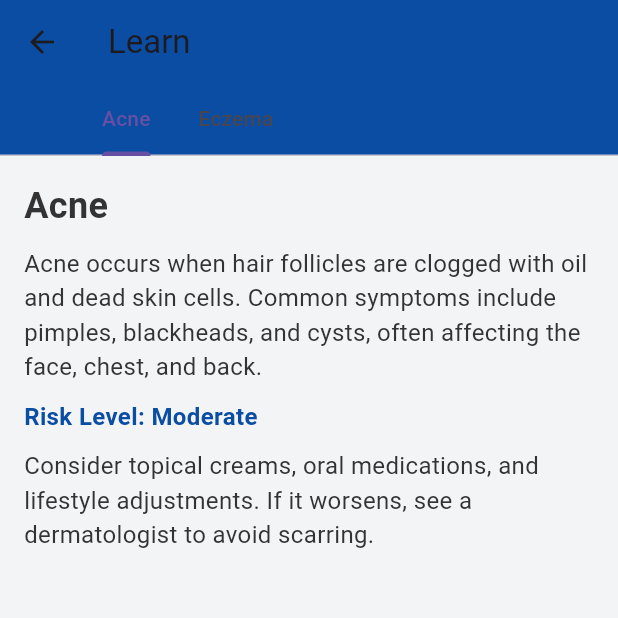
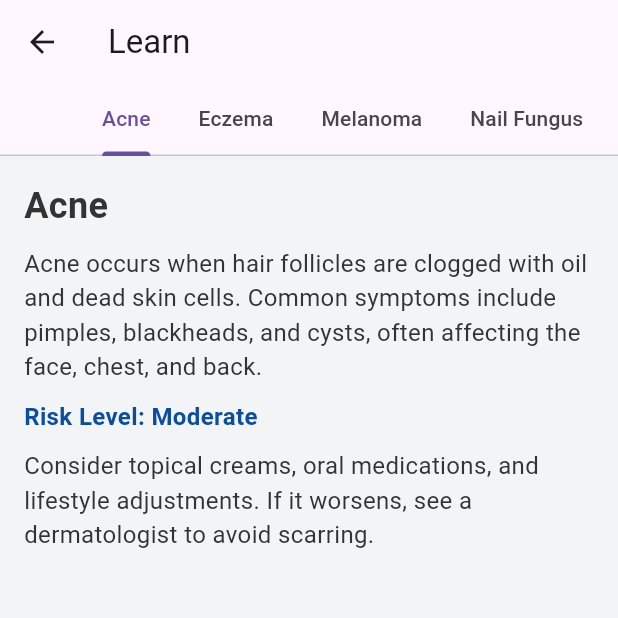
Before and after one commit to bryanz35/SkinDiseaseApp, a Flutter app: the LearnPage screen opened directly, on a phone screen of 412 x 824 dp, the top half of it. Run offline on Flutter 3.47's test engine with Material 3 defaults, Android fonts, the phone set to English and light mode, and no system bars; our stand-ins replace camera; missing offline and left inert: flutter_pytorch.

Commit message:
fix chatgpts nasty stuff

```diff
--- a/lib/learn.dart
+++ b/lib/learn.dart
@@ -18,6 +18,70 @@ class LearnPage extends StatelessWidget {
       'advice':
           'Use moisturizers and avoid irritants. Consult a healthcare provider for stronger topical medications if needed.'
     },
+    {
+      'title': 'Melanoma',
+      'description':
+      'Melanoma is the most dangerous form of skin cancer, characterized by unusual moles or dark pigmented lesions. Early detection is crucial.',
+      'riskLevel': 'Severe',
+      'advice':
+      'Consult a doctor immediately if you notice changes in moles or new pigmented spots. Early treatment can prevent cancer spread.'
+    },
+    {
+      'title': 'Nail Fungus',
+      'description':
+      'Nail fungus causes thick, discolored nails that may become brittle or crumbly. It can start as a yellow or white spot under the nail.',
+      'riskLevel': 'Moderate',
+      'advice':
+      'Use antifungal creams or oral medication. If persistent, consult a doctor for potential laser treatment or nail removal.'
+    },
+    {
+      'title': 'Psoriasis',
+      'description':
+      'Psoriasis causes red, scaly patches on the skin due to an overactive immune system. It commonly affects elbows, knees, and the scalp.',
+      'riskLevel': 'Chronic',
+      'advice':
+      'Moisturizers, topical treatments, and lifestyle changes may help. Consult a dermatologist if symptoms persist or worsen.'
+    },
+    {
+      'title': 'Seborrheic Keratoses',
+      'description':
+      'Seborrheic Keratoses are benign growths, usually brown or black, that appear on the skin as people age. They are harmless.',
+      'riskLevel': 'Low',
+      'advice':
+      'No treatment is necessary unless irritated. If you find the growth bothersome, a doctor can remove it through cryotherapy or other methods.'
+    },
+    {
+      'title': 'Bullous Disease',
+      'description':
+      'Bullous diseases are skin conditions characterized by large blisters or bullae. These can be itchy or painful and are often autoimmune.',
+      'riskLevel': 'Severe',
+      'advice':
+      'Consult a dermatologist immediately. Treatment typically involves corticosteroids or immunosuppressants to manage symptoms.'
+    },
+    {
+      'title': 'Hair Loss (Alopecia)',
+      'description':
+      'Alopecia refers to hair loss from the scalp or body. It may result from genetics, stress, or autoimmune disorders.',
+      'riskLevel': 'Chronic',
+      'advice':
+      'Consider consulting a dermatologist. Treatments may include topical medications, oral drugs, or lifestyle changes.'
+    },
+    {
+      'title': 'Vascular Tumor',
+      'description':
+      'Vascular tumors are abnormal growths of blood vessels and can be benign or malignant. They often appear as red or purple lumps.',
+      'riskLevel': 'Varies',
+      'advice':
+      'See a healthcare provider for evaluation. Treatment depends on the type and severity of the tumor.'
+    },
+    {
+      'title': 'Lyme Disease',
+      'description':
+      'A bacterial infection caused by the bite of an infected tick, Lyme disease can cause fever, fatigue, and a distinctive bullseye rash.',
+      'riskLevel': 'Severe',
+      'advice':
+      'See a doctor immediately for antibiotics. Early treatment is key to preventing long-term complications.'
+    },
     // Other diseases...
   ];
 
@@ -28,7 +92,6 @@ class LearnPage extends StatelessWidget {
       child: Scaffold(
         appBar: AppBar(
           title: Text('Learn'),
-          backgroundColor: Color(0xFF0A4DA2), // Deep Blue
           bottom: TabBar(
             isScrollable: true,
             tabs: diseases.map((disease) => Tab(text: disease['title'])).toList(),
--- a/lib/main.dart
+++ b/lib/main.dart
@@ -21,14 +21,12 @@ class MyApp extends StatelessWidget {
       title: 'SkinSpot',
       theme: ThemeData(
         primaryColor: Color(0xFF0A4DA2), // Deep Blue
-        accentColor: Color(0xFF87CEEB),  // Light Blue
         scaffoldBackgroundColor: Color(0xFFF3F4F6), // Light Grey
         textTheme: TextTheme(
-          bodyText2: TextStyle(color: Color(0xFF333333)), // Dark Grey
+          bodyMedium: TextStyle(color: Color(0xFF333333)), // Dark Grey
         ),
         buttonTheme: ButtonThemeData(
           shape: RoundedRectangleBorder(borderRadius: BorderRadius.circular(30)),
-          buttonColor: Color(0xFF0A4DA2), // Deep Blue
         ),
       ),
       home: SplashScreen(),
@@ -98,7 +96,6 @@ class _MyHomePageState extends State<MyHomePage> {
     return Scaffold(
       appBar: AppBar(
         title: Text('SkinSpot', style: TextStyle(fontSize: 30, fontWeight: FontWeight.bold)),
-        backgroundColor: Color(0xFF0A4DA2),
       ),
       body: _screens[_currentIndex],
       bottomNavigationBar: BottomNavigationBar(
```
Also changed, not shown: lib/identify.dart (+26 -1 lines), lib/results.dart (+2 -9 lines).
